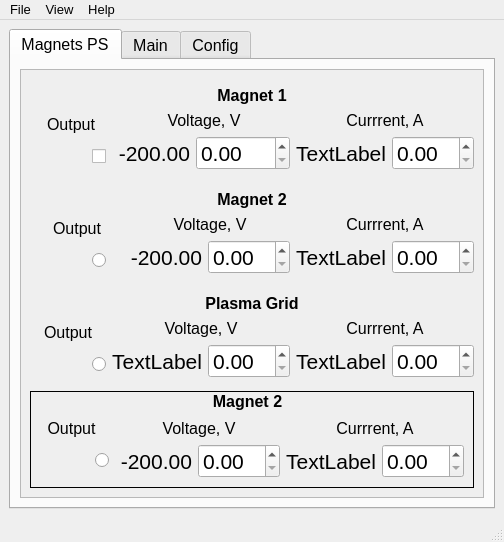
Old version of the form Magnets_UI.ui in the repository salinsalins/TDKLambda.
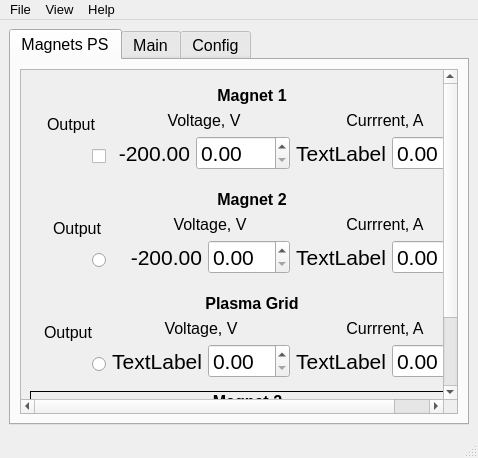
New version of the form. Icons and pictures are not drawn.

The edit to the form file:
```diff
--- a/Magnets_UI.ui
+++ b/Magnets_UI.ui
@@ -2,6 +2,14 @@
 <ui version="4.0">
  <class>MainWindow</class>
  <widget class="QMainWindow" name="MainWindow">
+  <property name="geometry">
+   <rect>
+    <x>0</x>
+    <y>0</y>
+    <width>446</width>
+    <height>458</height>
+   </rect>
+  </property>
   <property name="font">
    <font>
     <pointsize>12</pointsize>
```
